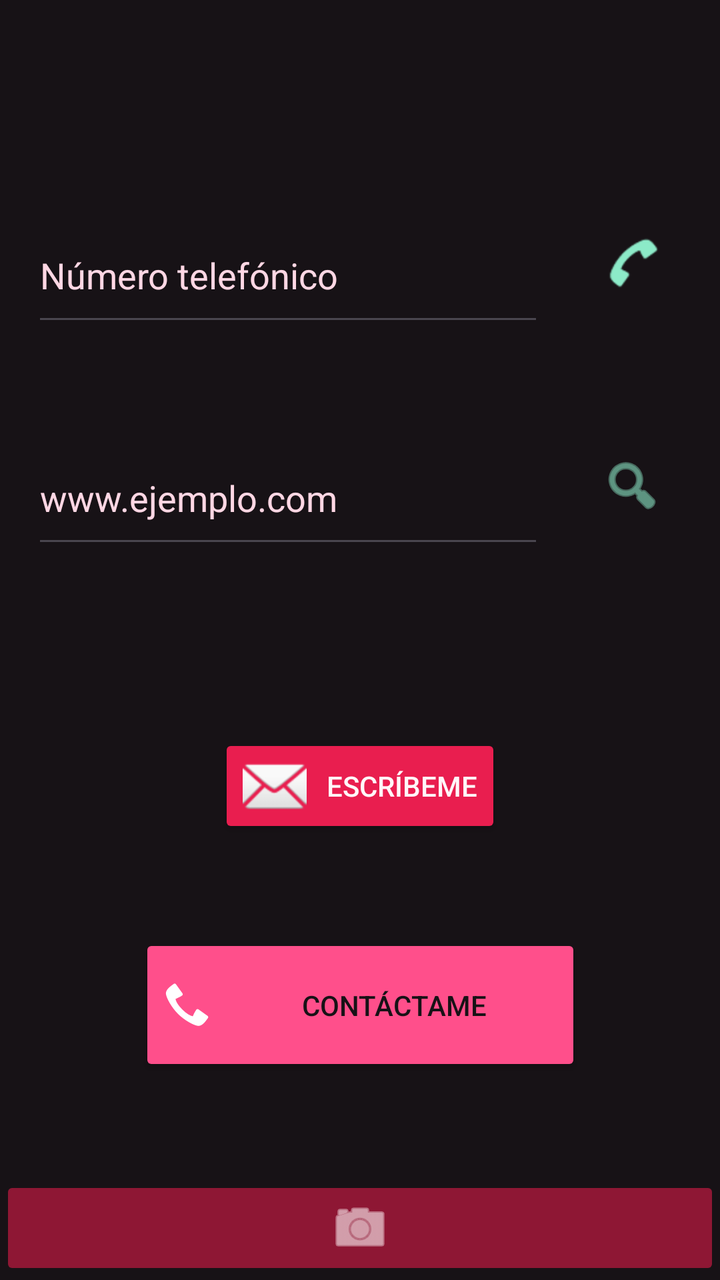
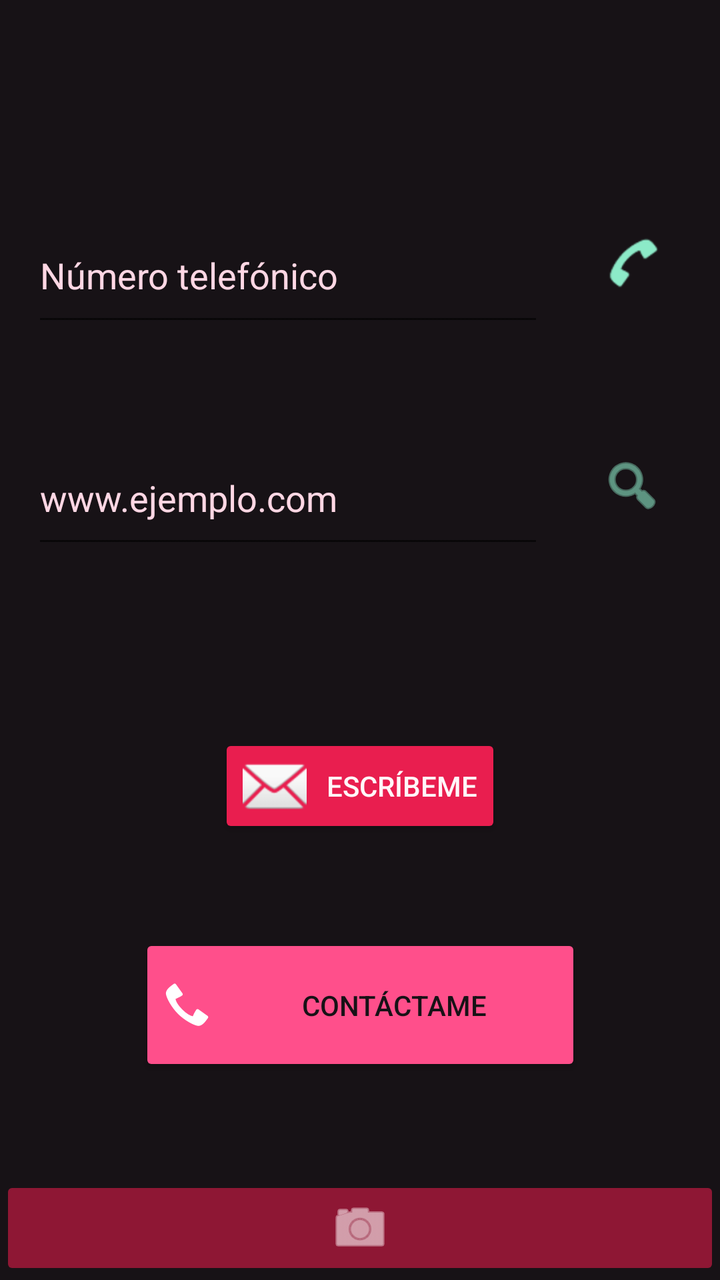

An Android layout rendered at two revisions. The XML below is the earlier revision; the diff shows what the commit changed to produce the second picture.
<!-- AndroidManifest.xml: application theme Theme.MyApplication -->
<!-- res/layout/activity_third.xml -->
<?xml version="1.0" encoding="utf-8"?>

<androidx.constraintlayout.widget.ConstraintLayout
    xmlns:android="http://schemas.android.com/apk/res/android"
    xmlns:app="http://schemas.android.com/apk/res-auto"
    xmlns:tools="http://schemas.android.com/tools"
    android:layout_width="match_parent"
    android:layout_height="match_parent"
    android:background="@color/teto_charcoal"
    tools:context=".ThirdActivity">

    <EditText
        android:id="@+id/editTextPhone"
        android:layout_width="0dp"
        android:layout_height="64dp"
        android:layout_marginTop="104dp"
        android:layout_marginStart="16dp"
        android:layout_marginEnd="16dp"
        android:ems="10"
        android:hint="Número telefónico"
        android:inputType="phone"
        android:textAlignment="center"
        android:textColor="@color/teto_cream"
        android:textColorHint="@color/teto_blush"
        app:layout_constraintEnd_toStartOf="@+id/imageButtonPhone"
        app:layout_constraintStart_toStartOf="parent"
        app:layout_constraintTop_toTopOf="parent" />

    <EditText
        android:id="@+id/editTextWeb"
        android:layout_width="0dp"
        android:layout_height="63dp"
        android:layout_marginTop="48dp"
        android:layout_marginStart="16dp"
        android:layout_marginEnd="16dp"
        android:ems="10"
        android:hint="www.ejemplo.com"
        android:inputType="textUri"
        android:textAlignment="center"
        android:textColor="@color/teto_cream"
        android:textColorHint="@color/teto_blush"
        app:layout_constraintEnd_toStartOf="@+id/imageButtonWeb"
        app:layout_constraintStart_toStartOf="parent"
        app:layout_constraintTop_toBottomOf="@+id/editTextPhone" />

    <ImageButton
        android:id="@+id/imageButtonPhone"
        android:layout_width="56dp"
        android:layout_height="55dp"
        android:layout_marginTop="104dp"
        android:layout_marginEnd="16dp"
        android:background="@android:color/transparent"
        android:contentDescription="Llamar"
        android:tint="@color/teto_mint"
        app:layout_constraintEnd_toEndOf="parent"
        app:layout_constraintTop_toTopOf="parent"
        app:srcCompat="@android:drawable/sym_action_call" />

    <ImageButton
        android:id="@+id/imageButtonWeb"
        android:layout_width="56dp"
        android:layout_height="55dp"
        android:layout_marginTop="56dp"
        android:layout_marginEnd="16dp"
        android:background="@android:color/transparent"
        android:contentDescription="Buscar web"
        android:tint="@color/teto_mint"
        app:layout_constraintEnd_toEndOf="parent"
        app:layout_constraintTop_toBottomOf="@+id/imageButtonPhone"
        app:srcCompat="@android:drawable/ic_menu_search" />

    <Button
        android:id="@+id/buttonEmailMe"
        android:layout_width="wrap_content"
        android:layout_height="wrap_content"
        android:layout_marginTop="88dp"
        android:drawableLeft="@android:drawable/ic_dialog_email"
        android:drawablePadding="10dp"
        android:backgroundTint="@color/teto_red"
        android:text="Escríbeme"
        android:textColor="@color/teto_cream"
        app:layout_constraintEnd_toEndOf="parent"
        app:layout_constraintStart_toStartOf="parent"
        app:layout_constraintTop_toBottomOf="@+id/editTextWeb" />

    <Button
        android:id="@+id/buttonContacPhone"
        android:layout_width="221dp"
        android:layout_height="71dp"
        android:layout_marginTop="48dp"
        android:drawableLeft="@android:drawable/stat_sys_phone_call"
        android:drawablePadding="10dp"
        android:backgroundTint="@color/teto_hot_pink"
        android:text="Contáctame"
        android:textColor="@color/teto_charcoal"
        app:layout_constraintEnd_toEndOf="parent"
        app:layout_constraintStart_toStartOf="parent"
        app:layout_constraintTop_toBottomOf="@+id/buttonEmailMe" />

    <ImageButton
        android:id="@+id/imageButtonCamera"
        android:layout_width="0dp"
        android:layout_height="wrap_content"
        android:backgroundTint="@color/teto_deep_red"
        android:contentDescription="Cámara"
        android:tint="@color/teto_cream"
        app:layout_constraintBottom_toBottomOf="parent"
        app:layout_constraintEnd_toEndOf="parent"
        app:layout_constraintStart_toStartOf="parent"
        app:layout_constraintTop_toBottomOf="@+id/buttonContacPhone"
        app:layout_constraintVertical_bias="1.0"
        app:srcCompat="@android:drawable/ic_menu_camera" />

</androidx.constraintlayout.widget.ConstraintLayout>
<!-- resources referenced by this layout -->
<resources>
  <color name="teto_blush">#FFD7E4</color>
  <color name="teto_charcoal">#171216</color>
  <color name="teto_cream">#FFFFF7F9</color>
  <color name="teto_deep_red">#8E1734</color>
  <color name="teto_hot_pink">#FF4F8B</color>
  <color name="teto_mint">#8CEAC8</color>
  <color name="teto_red">#E91E4F</color>
  <style name="Theme.MyApplication" parent="Base.Theme.MyApplication" />
  <style name="Base.Theme.MyApplication" parent="Theme.Material3.DayNight.NoActionBar">
          <item name="colorPrimary">@color/teto_red</item>
          <item name="colorPrimaryContainer">@color/teto_blush</item>
          <item name="colorSecondary">@color/teto_hot_pink</item>
          <item name="colorSecondaryContainer">@color/teto_mint</item>
          <item name="colorSurface">@color/teto_cream</item>
          <item name="colorOnSurface">@color/teto_charcoal</item>
          <item name="android:windowLightStatusBar">false</item>
          <item name="android:statusBarColor">@color/teto_deep_red</item>
          <item name="android:navigationBarColor">@color/teto_charcoal</item>
      </style>
</resources>

<!-- the commit's change to res/layout/activity_third.xml (unified diff, before → after) -->
@@ -84,7 +84,7 @@
         app:layout_constraintTop_toBottomOf="@+id/editTextWeb" />
 
     <Button
-        android:id="@+id/buttonContacPhone"
+        android:id="@+id/buttonContactPhone"
         android:layout_width="221dp"
         android:layout_height="71dp"
         android:layout_marginTop="48dp"
@@ -107,7 +107,7 @@
         app:layout_constraintBottom_toBottomOf="parent"
         app:layout_constraintEnd_toEndOf="parent"
         app:layout_constraintStart_toStartOf="parent"
-        app:layout_constraintTop_toBottomOf="@+id/buttonContacPhone"
+        app:layout_constraintTop_toBottomOf="@+id/buttonContactPhone"
         app:layout_constraintVertical_bias="1.0"
         app:srcCompat="@android:drawable/ic_menu_camera" />
 
<!-- resource entries referenced after the edit -->
@@ -8,8 +8,9 @@
   <color name="teto_mint">#8CEAC8</color>
   <color name="teto_red">#E91E4F</color>
   <style name="Theme.MyApplication" parent="Base.Theme.MyApplication" />
-  <style name="Base.Theme.MyApplication" parent="Theme.Material3.DayNight.NoActionBar">
+  <style name="Base.Theme.MyApplication" parent="Theme.MaterialComponents.DayNight.DarkActionBar">
           <item name="colorPrimary">@color/teto_red</item>
+          <item name="colorPrimaryDark">@color/teto_deep_red</item>
           <item name="colorPrimaryContainer">@color/teto_blush</item>
           <item name="colorSecondary">@color/teto_hot_pink</item>
           <item name="colorSecondaryContainer">@color/teto_mint</item>
@@ -18,6 +19,14 @@
           <item name="android:windowLightStatusBar">false</item>
           <item name="android:statusBarColor">@color/teto_deep_red</item>
           <item name="android:navigationBarColor">@color/teto_charcoal</item>
+          <item name="actionBarStyle">@style/Widget.MyApplication.ActionBar</item>
+      </style>
+  <style name="Widget.MyApplication.ActionBar" parent="Widget.AppCompat.ActionBar.Solid">
+          <item name="background">@color/teto_deep_red</item>
+          <item name="titleTextStyle">@style/Text.MyApplication.ActionBarTitle</item>
+      </style>
+  <style name="Text.MyApplication.ActionBarTitle" parent="@style/TextAppearance.AppCompat.Widget.ActionBar.Title">
+          <item name="android:textColor">@color/teto_cream</item>
       </style>
 </resources>
 
